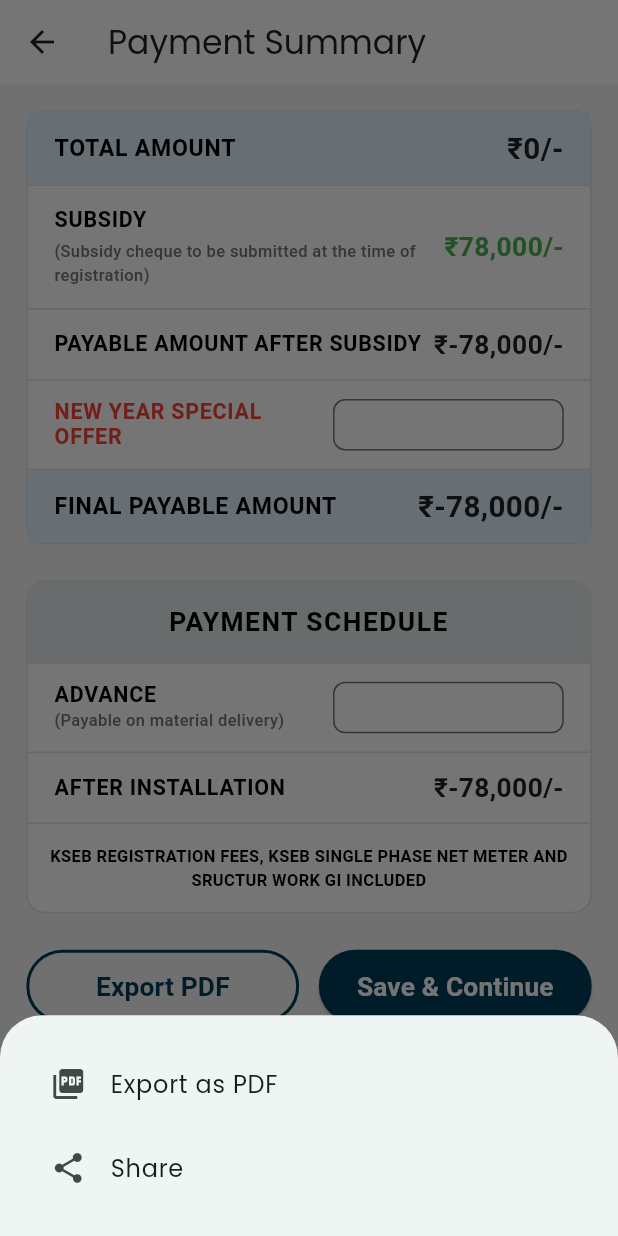
After one commit to codematessolutions/quote_Maker, a Flutter app: the SummaryDetailsScreen screen opened directly, after a tap on "Export PDF", on a phone screen of 412 x 824 dp. The commit adds this screen. Run offline on Flutter 3.47's test engine with Material 3 defaults, Android fonts, the phone set to English and light mode, and no system bars; our stand-ins replace cloud_firestore, firebase_core, flutter_riverpod, flutter_screenutil, google_fonts, package_info_plus and 1 more; accounts and stored records are empty.

Commit message:
latest changes

```diff
--- /dev/null
+++ b/lib/features/quotation/application/summary_provider.dart
@@ -0,0 +1,28 @@
+// lib/providers/summary_provider.dart
+import 'package:flutter_riverpod/flutter_riverpod.dart';
+import 'package:flutter_riverpod/legacy.dart';
+import 'package:quatation_making/features/quotation/data/summary_model.dart';
+
+final summaryProvider = StateNotifierProvider<SummaryNotifier, PaymentSummary>((ref) {
+  return SummaryNotifier();
+});
+
+class SummaryNotifier extends StateNotifier<PaymentSummary> {
+  SummaryNotifier() : super(PaymentSummary(totalAmount: 0));
+
+  void setTotalAmount(double amount) {
+    state = state.copyWith(totalAmount: amount);
+  }
+
+  void setSpecialOffer(double offer) {
+    state = state.copyWith(specialOffer: offer);
+  }
+
+  void setAdvance(double advance) {
+    state = state.copyWith(advance: advance);
+  }
+
+  void reset() {
+    state = PaymentSummary(totalAmount: 0);
+  }
+}
--- /dev/null
+++ b/lib/features/quotation/data/summary_model.dart
@@ -0,0 +1,35 @@
+// lib/models/summary_model.dart
+class PaymentSummary {
+  final double totalAmount;
+  final double subsidy;
+  final double payableAfterSubsidy;
+  final double specialOffer;
+  final double finalPayableAmount;
+  final double advance;
+  final double afterInstallation;
+
+  PaymentSummary({
+    required this.totalAmount,
+    this.subsidy = 78000,
+    double? specialOffer,
+    double? advance,
+  })  : payableAfterSubsidy = totalAmount - subsidy,
+        specialOffer = specialOffer ?? 0,
+        finalPayableAmount = (totalAmount - subsidy) - (specialOffer ?? 0),
+        advance = advance ?? 0,
+        afterInstallation = ((totalAmount - subsidy) - (specialOffer ?? 0)) - (advance ?? 0);
+
+  PaymentSummary copyWith({
+    double? totalAmount,
+    double? subsidy,
+    double? specialOffer,
+    double? advance,
+  }) {
+    return PaymentSummary(
+      totalAmount: totalAmount ?? this.totalAmount,
+      subsidy: subsidy ?? this.subsidy,
+      specialOffer: specialOffer ?? this.specialOffer,
+      advance: advance ?? this.advance,
+    );
+  }
+}
--- /dev/null
+++ b/lib/features/quotation/view/payment_summary_screen.dart
@@ -0,0 +1,451 @@
+import 'package:flutter/material.dart';
+
+// lib/screens/summary_screen.dart
+import 'package:flutter/material.dart';
+import 'package:flutter_riverpod/flutter_riverpod.dart';
+import 'package:flutter_screenutil/flutter_screenutil.dart';
+import 'package:quatation_making/core/utils/constants/constants.dart';
+import 'package:quatation_making/core/utils/theme/app_colors.dart';
+import 'package:quatation_making/core/utils/theme/app_typography.dart';
+import 'package:quatation_making/features/quotation/application/summary_provider.dart';
+
+class SummaryDetailsScreen extends ConsumerStatefulWidget {
+  const SummaryDetailsScreen({super.key});
+
+  @override
+  ConsumerState<SummaryDetailsScreen> createState() => _SummaryDetailsScreenState();
+}
+
+class _SummaryDetailsScreenState extends ConsumerState<SummaryDetailsScreen> {
+  final specialOfferCtrl = TextEditingController();
+  final advanceCtrl = TextEditingController();
+
+  @override
+  void dispose() {
+    specialOfferCtrl.dispose();
+    advanceCtrl.dispose();
+    super.dispose();
+  }
+
+  String formatCurrency(double amount) {
+    return '₹${amount.toStringAsFixed(0).replaceAllMapped(
+      RegExp(r'(\d{1,3})(?=(\d{3})+(?!\d))'),
+          (Match m) => '${m[1]},',
+    )}/-';
+  }
+
+  @override
+  Widget build(BuildContext context) {
+    final summary = ref.watch(summaryProvider);
+
+    return Scaffold(
+      backgroundColor: AppColors.background,
+      appBar: AppBar(
+        elevation: 0,
+        backgroundColor: Colors.white,
+        leading: IconButton(
+          icon: const Icon(Icons.arrow_back, color: AppColors.textPrimary),
+          onPressed: () => Navigator.pop(context),
+        ),
+        title: const Text(
+          'Payment Summary',
+          style: TextStyle(color: AppColors.textPrimary),
+        ),
+        centerTitle: false,
+      ),
+      body: SingleChildScrollView(
+        child: Padding(
+          padding: EdgeInsets.all(16.w),
+          child: Column(
+            children: [
+              // Amount Summary Section
+              Container(
+                decoration: BoxDecoration(
+                  color: Colors.white,
+                  borderRadius: BorderRadius.circular(12),
+                  border: Border.all(color: Colors.grey.shade300),
+                ),
+                child: Column(
+                  children: [
+                    _buildAmountRow(
+                      'TOTAL AMOUNT',
+                      formatCurrency(summary.totalAmount),
+                      isHeader: true,
+                    ),
+                    Divider(height: 1, color: Colors.grey.shade300),
+                    _buildAmountRow(
+                      'SUBSIDY',
+                      formatCurrency(summary.subsidy),
+                      subtitle: '(Subsidy cheque to be submitted at the time of registration)',
+                      isSubsidy: true,
+                    ),
+                    Divider(height: 1, color: Colors.grey.shade300),
+                    _buildAmountRow(
+                      'PAYABLE AMOUNT AFTER SUBSIDY',
+                      formatCurrency(summary.payableAfterSubsidy),
+                    ),
+                    Divider(height: 1, color: Colors.grey.shade300),
+                    _buildEditableRow(
+                      'NEW YEAR SPECIAL OFFER',
+                      specialOfferCtrl,
+                      onChanged: (value) {
+                        final offer = double.tryParse(value) ?? 0;
+                        ref.read(summaryProvider.notifier).setSpecialOffer(offer);
+                      },
+                      isSpecialOffer: true,
+                    ),
+                    Divider(height: 1, color: Colors.grey.shade300),
+                    _buildAmountRow(
+                      'FINAL PAYABLE AMOUNT',
+                      formatCurrency(summary.finalPayableAmount),
+                      isFinal: true,
+                    ),
+                  ],
+                ),
+              ),
+
+              SizedBox(height: 24.h),
+
+              // Payment Schedule Section
+              Container(
+                decoration: BoxDecoration(
+                  color: Colors.white,
+                  borderRadius: BorderRadius.circular(12),
+                  border: Border.all(color: Colors.grey.shade300),
+                ),
+                child: Column(
+                  children: [
+                    Container(
+                      width: double.infinity,
+                      padding: EdgeInsets.all(16.w),
+                      decoration: BoxDecoration(
+                        color: AppColors.primary.withOpacity(0.1),
+                        borderRadius: const BorderRadius.vertical(
+                          top: Radius.circular(12),
+                        ),
+                      ),
+                      child: Text(
+                        'PAYMENT SCHEDULE',
+                        style: AppTypography.h6.copyWith(
+                          fontWeight: FontWeight.bold,
+                          letterSpacing: 1,
+                        ),
+                        textAlign: TextAlign.center,
+                      ),
+                    ),
+                    Divider(height: 1, color: Colors.grey.shade300),
+                    _buildPaymentScheduleRow(
+                      'ADVANCE',
+                      '(Payable on material delivery)',
+                      advanceCtrl,
+                      onChanged: (value) {
+                        final advance = double.tryParse(value) ?? 0;
+                        ref.read(summaryProvider.notifier).setAdvance(advance);
+                      },
+                    ),
+                    Divider(height: 1, color: Colors.grey.shade300),
+                    _buildAmountRow(
+                      'AFTER INSTALLATION',
+                      formatCurrency(summary.afterInstallation),
+                      isInstallation: true,
+                    ),
+                    Divider(height: 1, color: Colors.grey.shade300),
+                    Padding(
+                      padding: EdgeInsets.all(12.w),
+                      child: Text(
+                        'KSEB REGISTRATION FEES, KSEB SINGLE PHASE NET METER AND SRUCTUR WORK GI INCLUDED',
+                        style: AppTypography.caption.copyWith(
+                          fontSize: 10.sp,
+                          fontWeight: FontWeight.w600,
+                        ),
+                        textAlign: TextAlign.center,
+                      ),
+                    ),
+                  ],
+                ),
+              ),
+
+              SizedBox(height: 24.h),
+
+              // Action Buttons
+              Row(
+                children: [
+                  Expanded(
+                    child: SizedBox(
+                      height: 48.h,
+                      child: OutlinedButton(
+                        style: OutlinedButton.styleFrom(
+                          side: BorderSide(color: AppColors.primary, width: 2),
+                          shape: RoundedRectangleBorder(
+                            borderRadius: BorderRadius.circular(AppDimens.buttonRadius),
+                          ),
+                        ),
+                        onPressed: () {
+                          // Export or Print functionality
+                          _showExportOptions(context);
+                        },
+                        child: Text(
+                          'Export PDF',
+                          style: AppTypography.body1.copyWith(
+                            fontWeight: FontWeight.w600,
+                            color: AppColors.primary,
+                          ),
+                        ),
+                      ),
+                    ),
+                  ),
+                  SizedBox(width: 12.w),
+                  Expanded(
+                    child: SizedBox(
+                      height: 48.h,
+                      child: ElevatedButton(
+                        style: ElevatedButton.styleFrom(
+                          backgroundColor: AppColors.primary,
+                          shape: RoundedRectangleBorder(
+                            borderRadius: BorderRadius.circular(AppDimens.buttonRadius),
+                          ),
+                        ),
+                        onPressed: () {
+                          // Save to Firestore
+                          _saveSummary();
+                        },
+                        child: Text(
+                          'Save & Continue',
+                          style: AppTypography.body1.copyWith(
+                            fontWeight: FontWeight.w600,
+                            color: Colors.white,
+                          ),
+                        ),
+                      ),
+                    ),
+                  ),
+                ],
+              ),
+            ],
+          ),
+        ),
+      ),
+    );
+  }
+
+  Widget _buildAmountRow(
+      String label,
+      String amount, {
+        String? subtitle,
+        bool isHeader = false,
+        bool isSubsidy = false,
+        bool isSpecialOffer = false,
+        bool isFinal = false,
+        bool isInstallation = false,
+      }) {
+    return Container(
+      padding: EdgeInsets.symmetric(horizontal: 16.w, vertical: 14.h),
+      color: isHeader
+          ? Colors.blue.shade50
+          : isFinal
+          ? Colors.blue.shade50
+          : null,
+      child: Row(
+        mainAxisAlignment: MainAxisAlignment.spaceBetween,
+        children: [
+          Expanded(
+            child: Column(
+              crossAxisAlignment: CrossAxisAlignment.start,
+              children: [
+                Text(
+                  label,
+                  style: AppTypography.body1.copyWith(
+                    fontWeight: FontWeight.bold,
+                    fontSize: isHeader || isFinal ? 14.sp : 13.sp,
+                    letterSpacing: 0.5,
+                  ),
+                ),
+                if (subtitle != null)
+                  Padding(
+                    padding: EdgeInsets.only(top: 4.h),
+                    child: Text(
+                      subtitle,
+                      style: AppTypography.caption.copyWith(
+                        fontSize: 10.sp,
+                        color: AppColors.textSecondary,
+                      ),
+                    ),
+                  ),
+              ],
+            ),
+          ),
+          Text(
+            amount,
+            style: AppTypography.h6.copyWith(
+              fontWeight: FontWeight.bold,
+              fontSize: isHeader || isFinal ? 18.sp : 16.sp,
+              color: isSpecialOffer
+                  ? Colors.red
+                  : isSubsidy
+                  ? Colors.green
+                  : AppColors.textPrimary,
+            ),
+          ),
+        ],
+      ),
+    );
+  }
+
+  Widget _buildEditableRow(
+      String label,
+      TextEditingController controller, {
+        required Function(String) onChanged,
+        bool isSpecialOffer = false,
+      }) {
+    return Container(
+      padding: EdgeInsets.symmetric(horizontal: 16.w, vertical: 12.h),
+      child: Row(
+        mainAxisAlignment: MainAxisAlignment.spaceBetween,
+        children: [
+          Expanded(
+            child: Text(
+              label,
+              style: AppTypography.body1.copyWith(
+                fontWeight: FontWeight.bold,
+                fontSize: 13.sp,
+                color: isSpecialOffer ? Colors.red : AppColors.textPrimary,
+                letterSpacing: 0.5,
+              ),
+            ),
+          ),
+          SizedBox(
+            width: 140.w,
+            child: TextField(
+              controller: controller,
+              keyboardType: TextInputType.number,
+              textAlign: TextAlign.right,
+              style: AppTypography.h6.copyWith(
+                fontWeight: FontWeight.bold,
+                fontSize: 16.sp,
+                color: Colors.red,
+              ),
+              decoration: InputDecoration(
+                prefixText: '₹',
+                suffixText: '/-',
+                border: OutlineInputBorder(
+                  borderRadius: BorderRadius.circular(8),
+                  borderSide: BorderSide(color: Colors.grey.shade300),
+                ),
+                contentPadding: EdgeInsets.symmetric(horizontal: 12.w, vertical: 8.h),
+                isDense: true,
+              ),
+              onChanged: onChanged,
+            ),
+          ),
+        ],
+      ),
+    );
+  }
+
+  Widget _buildPaymentScheduleRow(
+      String label,
+      String subtitle,
+      TextEditingController controller, {
+        required Function(String) onChanged,
+      }) {
+    return Container(
+      padding: EdgeInsets.symmetric(horizontal: 16.w, vertical: 12.h),
+      child: Row(
+        mainAxisAlignment: MainAxisAlignment.spaceBetween,
+        children: [
+          Expanded(
+            child: Column(
+              crossAxisAlignment: CrossAxisAlignment.start,
+              children: [
+                Text(
+                  label,
+                  style: AppTypography.body1.copyWith(
+                    fontWeight: FontWeight.bold,
+                    fontSize: 13.sp,
+                    letterSpacing: 0.5,
+                  ),
+                ),
+                Text(
+                  subtitle,
+                  style: AppTypography.caption.copyWith(
+                    fontSize: 10.sp,
+                    color: AppColors.textSecondary,
+                  ),
+                ),
+              ],
+            ),
+          ),
+          SizedBox(
+            width: 140.w,
+            child: TextField(
+              controller: controller,
+              keyboardType: TextInputType.number,
+              textAlign: TextAlign.right,
+              style: AppTypography.h6.copyWith(
+                fontWeight: FontWeight.bold,
+                fontSize: 16.sp,
+              ),
+              decoration: InputDecoration(
+                prefixText: '₹',
+                border: OutlineInputBorder(
+                  borderRadius: BorderRadius.circular(8),
+                  borderSide: BorderSide(color: Colors.grey.shade300),
+                ),
+                contentPadding: EdgeInsets.symmetric(horizontal: 12.w, vertical: 8.h),
+                isDense: true,
+              ),
+              onChanged: onChanged,
+            ),
+          ),
+        ],
+      ),
+    );
+  }
+
+  void _showExportOptions(BuildContext context) {
+    showModalBottomSheet(
+      context: context,
+      builder: (context) => Container(
+        padding: EdgeInsets.all(16.w),
+        child: Column(
+          mainAxisSize: MainAxisSize.min,
+          children: [
+            ListTile(
+              leading: const Icon(Icons.picture_as_pdf),
+              title: const Text('Export as PDF'),
+              onTap: () {
+                Navigator.pop(context);
+                // TODO: Implement PDF export
+                ScaffoldMessenger.of(context).showSnackBar(
+                  const SnackBar(content: Text('PDF export feature coming soon')),
+                );
+              },
+            ),
+            ListTile(
+              leading: const Icon(Icons.share),
+              title: const Text('Share'),
+              onTap: () {
+                Navigator.pop(context);
+                // TODO: Implement share
+                ScaffoldMessenger.of(context).showSnackBar(
+                  const SnackBar(content: Text('Share feature coming soon')),
+                );
+              },
+            ),
+          ],
+        ),
+      ),
+    );
+  }
+
+  void _saveSummary() {
+    // TODO: Save to Firestore
+    ScaffoldMessenger.of(context).showSnackBar(
+      const SnackBar(
+        content: Text('Summary saved successfully'),
+        backgroundColor: Colors.green,
+      ),
+    );
+    // Navigate to next screen or back to home
+  }
+}
--- a/lib/features/quotation/view/quotation_screen.dart
+++ b/lib/features/quotation/view/quotation_screen.dart
@@ -6,6 +6,8 @@ import 'package:quatation_making/core/utils/constants/app_spacing.dart';
 import 'package:quatation_making/features/addMaterials/application/material_provider.dart';
 import 'package:quatation_making/features/addMaterials/data/model/material_model.dart';
 import 'package:quatation_making/features/drawer/view/end_drawer.dart';
+import 'package:quatation_making/features/quotation/application/summary_provider.dart';
+import 'package:quatation_making/features/quotation/view/payment_summary_screen.dart';
 import 'package:quatation_making/features/quotation/widgets/materials_bottomsheet.dart';
 import 'package:quatation_making/features/quotation/widgets/read_only_field.dart';
 import 'package:quatation_making/router/app_routes.dart';
@@ -281,6 +283,7 @@ class _QuotationScreenState extends ConsumerState<QuotationScreen> {
                                         AppDimens.buttonRadius),
                                   ),
                                 ),
+                                // Update the submit button onPressed in your QuotationScreen
                                 onPressed: items.isEmpty || _isSubmitting
                                     ? null
                                     : () async {
@@ -288,29 +291,29 @@ class _QuotationScreenState extends ConsumerState<QuotationScreen> {
                                     _isSubmitting = true;
                                   });
                                   try {
-                                    await vm.submitQuotation();
+                                    // await vm.submitQuotation();
+
+                                    // Calculate and set total amount
+                                    final totalAmount = vm.calculateTotalAmount();
+                                    ref.read(summaryProvider.notifier).setTotalAmount(totalAmount);
+
                                     if (!mounted) return;
-                                    ScaffoldMessenger.of(context)
-                                        .showSnackBar(
+                                    ScaffoldMessenger.of(context).showSnackBar(
                                       const SnackBar(
-                                        content: Text(
-                                            'Quotation saved successfully'),
+                                        content: Text('Quotation saved successfully'),
                                       ),
                                     );
 
                                     await Navigator.of(context).push(
                                       MaterialPageRoute(
-                                        builder: (_) =>
-                                        const SummaryScreen(),
+                                        builder: (_) => const SummaryDetailsScreen(),
                                       ),
                                     );
                                   } catch (e) {
                                     if (!mounted) return;
-                                    ScaffoldMessenger.of(context)
-                                        .showSnackBar(
+                                    ScaffoldMessenger.of(context).showSnackBar(
                                       SnackBar(
-                                        content: Text(
-                                            'Failed to save quotation: $e'),
+                                        content: Text('Failed to save quotation: $e'),
                                       ),
                                     );
                                   } finally {
--- a/lib/features/quotation/viewmodel/quotation_viewmodel.dart
+++ b/lib/features/quotation/viewmodel/quotation_viewmodel.dart
@@ -48,7 +48,13 @@ class QuotationViewModel extends Notifier<List<QuotationItem>> {
       _currentQuotationId = null;
     }
   }
-
+  double calculateTotalAmount() {
+    double total = 0;
+    for (var item in state) {
+      total += item.price * item.qty;
+    }
+    return total;
+  }
   Future<void> downloadPdf() async {
     if (state.isEmpty) return;
     await _pdfService.generateQuotationPdf(state, grandTotal);
```
